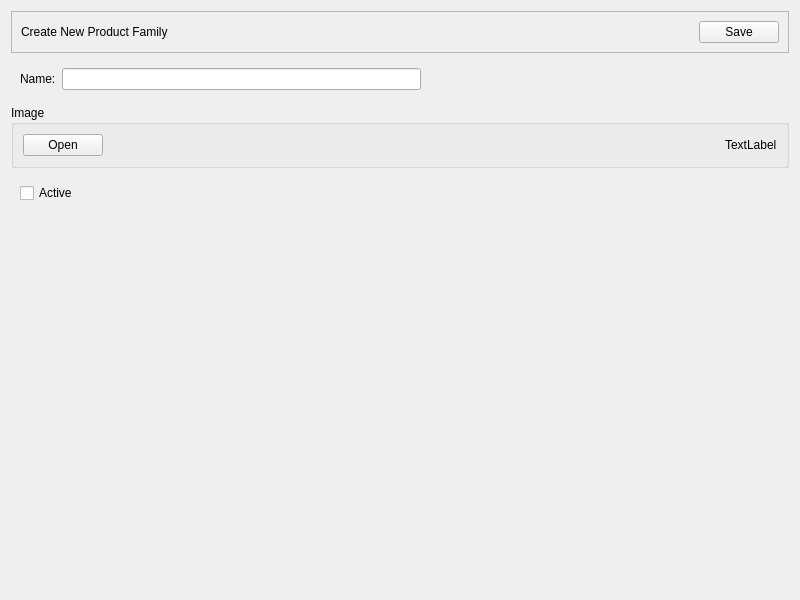
First picture: the form in penyamanager/admin/adminfamilyview.ui, repository eguzki/penyamanager, before the edit.
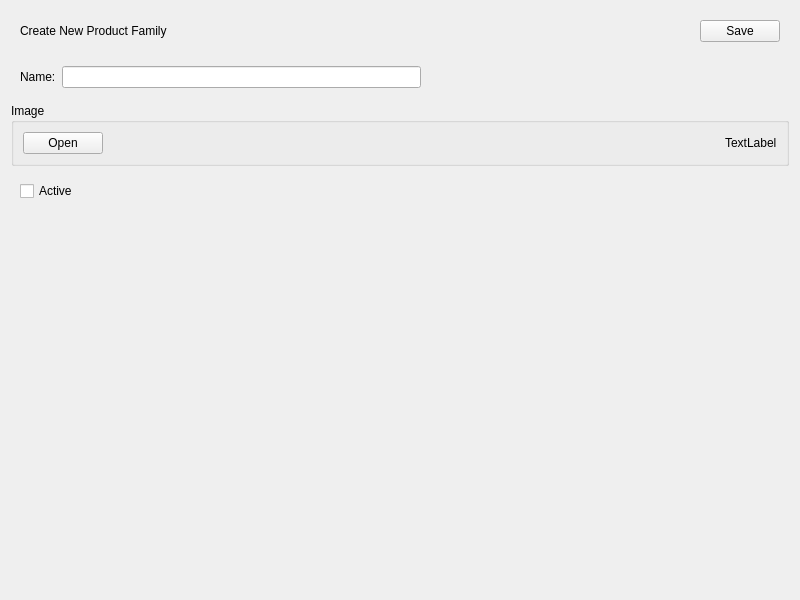
Second picture: the form after the edit.

```diff
--- a/penyamanager/admin/adminfamilyview.ui
+++ b/penyamanager/admin/adminfamilyview.ui
@@ -57,19 +57,13 @@
   </property>
   <layout class="QVBoxLayout" name="verticalLayout">
    <item>
-    <widget class="QFrame" name="topFrame">
+    <widget class="QWidget" name="topWidget" native="true">
      <property name="sizePolicy">
       <sizepolicy hsizetype="Preferred" vsizetype="Fixed">
        <horstretch>0</horstretch>
        <verstretch>0</verstretch>
       </sizepolicy>
      </property>
-     <property name="frameShape">
-      <enum>QFrame::StyledPanel</enum>
-     </property>
-     <property name="frameShadow">
-      <enum>QFrame::Raised</enum>
-     </property>
      <layout class="QHBoxLayout" name="horizontalLayout">
       <item>
        <widget class="QLabel" name="titleLabel">
```
